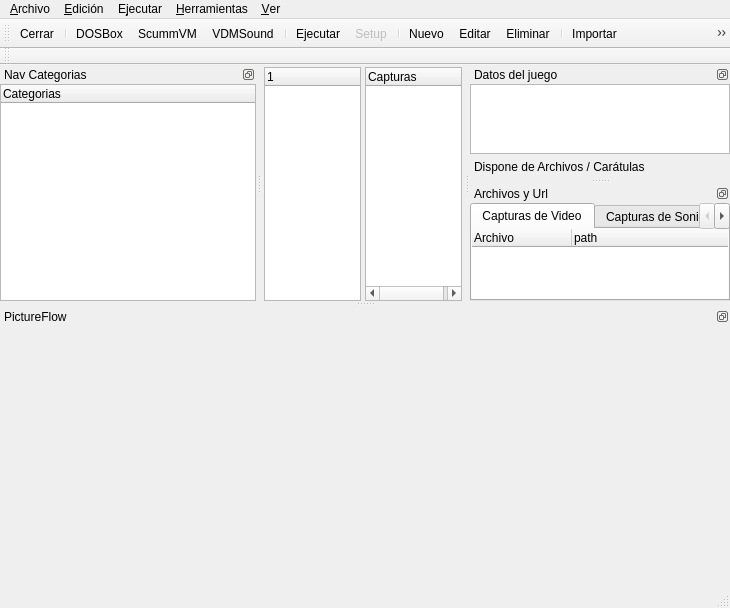
Qt form ui/grlida.ui (Monthy/gr-lida) before a commit.
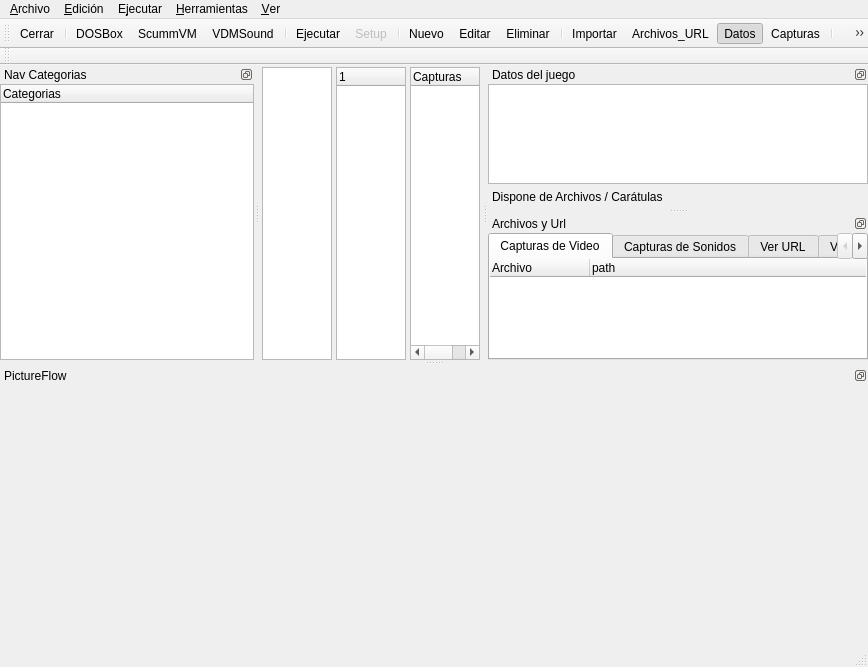
The same form after that commit. Icons and pictures are not drawn. Custom widgets are drawn as their Qt base class.

```diff
--- a/ui/grlida.ui
+++ b/ui/grlida.ui
@@ -6,8 +6,8 @@
    <rect>
     <x>0</x>
     <y>0</y>
-    <width>730</width>
-    <height>599</height>
+    <width>868</width>
+    <height>667</height>
    </rect>
   </property>
   <property name="windowTitle">
@@ -39,6 +39,31 @@
       <property name="spacing">
        <number>4</number>
       </property>
+      <item>
+       <widget class="QListWidget" name="lwJuegos">
+        <property name="showDropIndicator" stdset="0">
+         <bool>false</bool>
+        </property>
+        <property name="iconSize">
+         <size>
+          <width>64</width>
+          <height>64</height>
+         </size>
+        </property>
+        <property name="movement">
+         <enum>QListView::Static</enum>
+        </property>
+        <property name="resizeMode">
+         <enum>QListView::Adjust</enum>
+        </property>
+        <property name="viewMode">
+         <enum>QListView::IconMode</enum>
+        </property>
+        <property name="uniformItemSizes">
+         <bool>true</bool>
+        </property>
+       </widget>
+      </item>
       <item>
        <widget class="QTreeWidget" name="twJuegos">
         <property name="horizontalScrollBarPolicy">
@@ -69,6 +94,16 @@
           <string>Título</string>
          </property>
         </column>
+        <column>
+         <property name="text">
+          <string>Compañia</string>
+         </property>
+        </column>
+        <column>
+         <property name="text">
+          <string>Año</string>
+         </property>
+        </column>
         <column>
          <property name="text">
           <string>Rating</string>
@@ -112,8 +147,8 @@
     <rect>
      <x>0</x>
      <y>0</y>
-     <width>730</width>
-     <height>21</height>
+     <width>868</width>
+     <height>20</height>
     </rect>
    </property>
    <widget class="QMenu" name="menuArchivo">
@@ -252,6 +287,18 @@
    </attribute>
   </widget>
   <widget class="QDockWidget" name="dockw_Datos">
+   <property name="minimumSize">
+    <size>
+     <width>380</width>
+     <height>108</height>
+    </size>
+   </property>
+   <property name="baseSize">
+    <size>
+     <width>380</width>
+     <height>0</height>
+    </size>
+   </property>
    <property name="features">
     <set>QDockWidget::DockWidgetFloatable|QDockWidget::DockWidgetMovable</set>
    </property>
```
Left out of the diff: 96 changed lines with no effect on the pictures.
